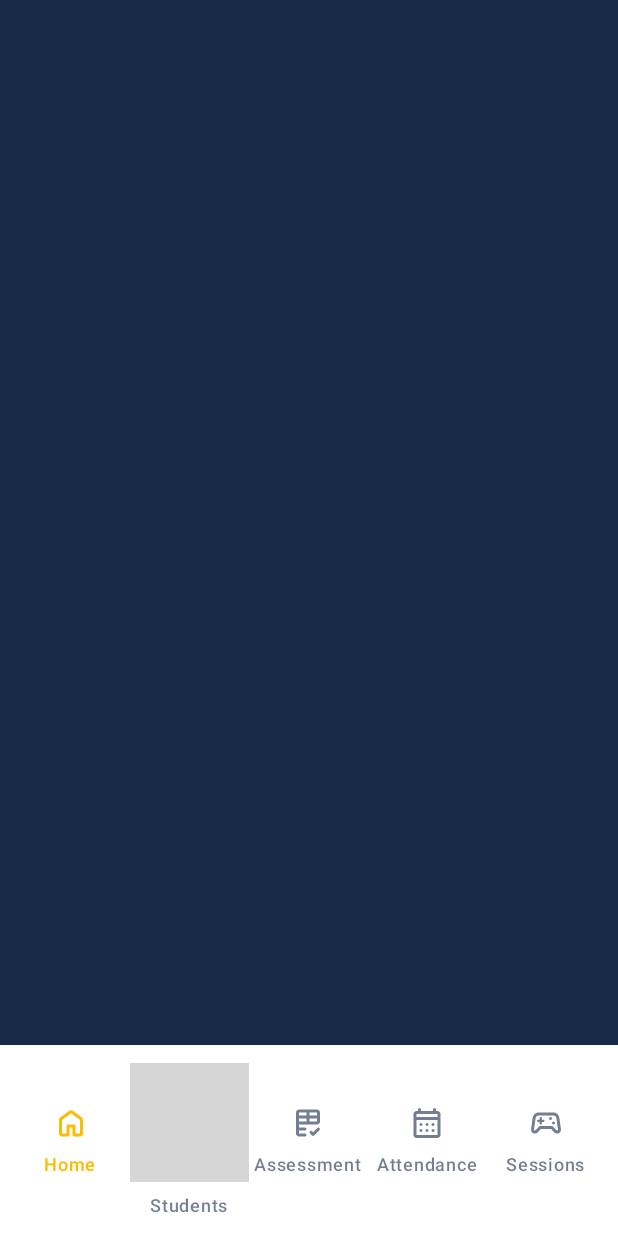
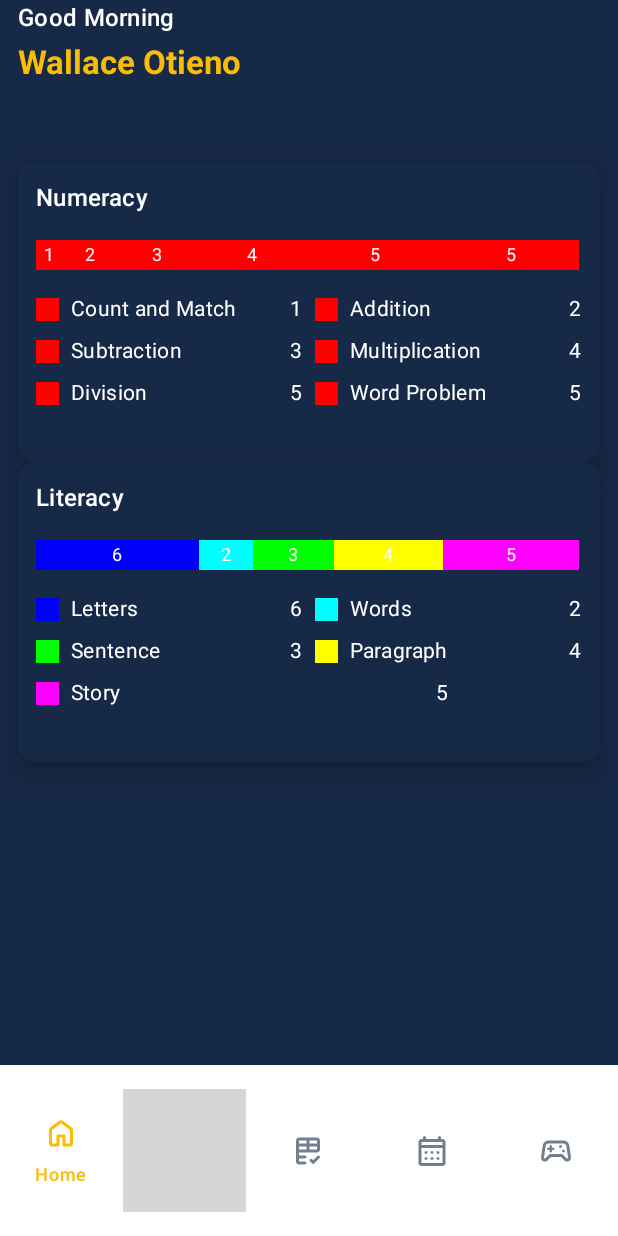
Before and after one commit to Nyansapo-AI/Nyansapo-Teaching, an Android app built with Jetpack Compose: the screen it shows after launch (MainActivity), on a phone screen of 412 x 824 dp. Run offline under Robolectric (Android 15) with nearby library versions, the phone set to English and light mode, and no system bars; our stand-ins replace Firebase (no records; nobody signed in at launch, a user with empty details on screens opened directly); grey boxes are pictures that could not be loaded.

Commit message:
add Camp feature with state management, greeting logic, and UI components

```diff
--- a/app/build.gradle.kts
+++ b/app/build.gradle.kts
@@ -76,4 +76,7 @@ dependencies {
     //firebase
     implementation(platform(libs.firebase.bom))
     implementation(libs.firebase.auth)
+
+    //datetime
+    implementation (libs.kotlinx.datetime)
 }
--- a/app/src/main/java/com/nyansapoai/teaching/di/AppModules.kt
+++ b/app/src/main/java/com/nyansapoai/teaching/di/AppModules.kt
@@ -10,6 +10,7 @@ import com.nyansapoai.teaching.presentation.getStarted.GetStartedViewModel
 import com.nyansapoai.teaching.presentation.authentication.signIn.SignInViewModel
 import com.nyansapoai.teaching.presentation.authentication.otp.OTPViewModel
 import com.nyansapoai.teaching.presentation.home.HomeViewModel
+import com.nyansapoai.teaching.presentation.camps.CampViewModel
 
 val appModules = module {
 
@@ -18,6 +19,7 @@ val appModules = module {
     viewModelOf(::SignInViewModel)
     viewModelOf(::OTPViewModel)
     viewModelOf(::HomeViewModel)
+    viewModelOf(::CampViewModel)
 
 
     single<FirebaseAuth> {
--- a/app/src/main/java/com/nyansapoai/teaching/presentation/camps/Camp.kt
+++ b/app/src/main/java/com/nyansapoai/teaching/presentation/camps/Camp.kt
@@ -1,8 +1,22 @@
 package com.nyansapoai.teaching.presentation.camps
 
+import androidx.compose.foundation.layout.Arrangement
+import androidx.compose.foundation.layout.Column
+import androidx.compose.foundation.layout.Row
+import androidx.compose.foundation.layout.fillMaxSize
+import androidx.compose.foundation.layout.fillMaxWidth
+import androidx.compose.foundation.layout.padding
+import androidx.compose.foundation.lazy.LazyColumn
+import androidx.compose.material3.MaterialTheme
+import androidx.compose.material3.Text
 import androidx.compose.runtime.Composable
 import androidx.compose.runtime.getValue
+import androidx.compose.ui.Alignment
+import androidx.compose.ui.Modifier
+import androidx.compose.ui.text.font.FontWeight
+import androidx.compose.ui.unit.dp
 import androidx.lifecycle.compose.collectAsStateWithLifecycle
+import com.nyansapoai.teaching.presentation.camps.components.LearningLevelItem
 import org.koin.androidx.compose.koinViewModel
 
 @Composable
@@ -22,5 +36,53 @@ fun CampScreen(
     state: CampState,
     onAction: (CampAction) -> Unit,
 ) {
+    LazyColumn(
+        verticalArrangement = Arrangement.spacedBy(24.dp),
+        modifier = Modifier
+            .fillMaxSize()
+            .padding(horizontal = 12.dp)
+    ) {
+        item{
+            Row(
+                verticalAlignment = Alignment.CenterVertically,
+                horizontalArrangement = Arrangement.SpaceBetween,
+                modifier = Modifier
+                    .fillMaxWidth()
+            ) {
+                Column(
+                    verticalArrangement = Arrangement.spacedBy(4.dp)
+                ) {
+                    Text(
+                        text = state.greeting,
+                        style = MaterialTheme.typography.titleMedium
+                    )
+
+                    Text(
+                        text = "Wallace Otieno",
+                        style = MaterialTheme.typography.titleLarge,
+                        color = MaterialTheme.colorScheme.secondary,
+                        fontWeight = FontWeight.Bold
+                    )
+                }
+            }
+        }
+
+
+        item {
+            Column {
+                Text(
+                    text = state.camp.name,
+                    style = MaterialTheme.typography.titleLarge,
+                    fontWeight = FontWeight.Bold
+                )
+
+                state.camp.learning_level_description.forEach {
+                    LearningLevelItem(
+                        levelDescription = it
+                    )
+                }
+            }
+        }
+    }
 
 }
--- a/app/src/main/java/com/nyansapoai/teaching/presentation/camps/CampState.kt
+++ b/app/src/main/java/com/nyansapoai/teaching/presentation/camps/CampState.kt
@@ -1,6 +1,53 @@
 package com.nyansapoai.teaching.presentation.camps
 
+import androidx.compose.ui.graphics.Color
+import androidx.compose.ui.unit.Dp
+import androidx.compose.ui.unit.dp
+
 data class CampState(
-    val paramOne: String = "default",
-    val paramTwo: List<String> = emptyList(),
+    val greeting: String = "Good Morning",
+    val camp: Camp = Camp()
 )
+
+data class Camp(
+    val id: String = "",
+    val name: String = "",
+    val learning_level_description: List<LearningLevelDescription> = listOf(
+        LearningLevelDescription(
+            type = "Numeracy",
+            totalStudents = 20,
+            data = listOf(
+                Level("Count and Match", 1),
+                Level("Addition", 2),
+                Level("Subtraction", 3),
+                Level("Multiplication", 4),
+                Level("Division", 5),
+                Level("Word Problem", 5),
+            )
+        ),
+        LearningLevelDescription(
+            type = "Literacy",
+            totalStudents = 20,
+            data = listOf(
+                Level("Letters", 6, Color.Blue),
+                Level("Words", 2, Color.Cyan),
+                Level("Sentence", 3, Color.Green),
+                Level("Paragraph", 4, Color.Yellow),
+                Level("Story", 5, Color.Magenta),
+            )
+        ),
+    ),
+)
+
+
+data class LearningLevelDescription(
+    val type: String = "",
+    val totalStudents: Int = 0,
+    val data: List<Level> =  emptyList()
+)
+
+data class Level(
+    val name: String = "",
+    val value: Int = 0,
+    val color: Color = Color.Red
+)
--- a/app/src/main/java/com/nyansapoai/teaching/presentation/camps/CampViewModel.kt
+++ b/app/src/main/java/com/nyansapoai/teaching/presentation/camps/CampViewModel.kt
@@ -6,6 +6,10 @@ import kotlinx.coroutines.flow.MutableStateFlow
 import kotlinx.coroutines.flow.SharingStarted
 import kotlinx.coroutines.flow.onStart
 import kotlinx.coroutines.flow.stateIn
+import kotlinx.coroutines.flow.update
+import kotlinx.datetime.Clock
+import kotlinx.datetime.TimeZone
+import kotlinx.datetime.toLocalDateTime
 
 class CampViewModel : ViewModel() {
 
@@ -15,7 +19,10 @@ class CampViewModel : ViewModel() {
     val state = _state
         .onStart {
             if (!hasLoadedInitialData) {
-                /** Load initial data here **/
+                _state.update {
+                    it.copy(greeting = getTimeBasedGreeting())
+                }
+
                 hasLoadedInitialData = true
             }
         }
@@ -31,4 +38,17 @@ class CampViewModel : ViewModel() {
         }
     }
 
+
+    fun getTimeBasedGreeting(): String {
+        val currentDateTime = Clock.System.now().toLocalDateTime(TimeZone.currentSystemDefault())
+        val hourOfDay = currentDateTime.hour
+
+        return when {
+            hourOfDay < 12 -> "Good Morning"
+            hourOfDay < 17 -> "Good Afternoon"
+            hourOfDay < 21 -> "Good Evening"
+            else -> "Good Night"
+        }
+    }
+
 }
--- /dev/null
+++ b/app/src/main/java/com/nyansapoai/teaching/presentation/camps/components/LearningLevelItem.kt
@@ -0,0 +1,220 @@
+package com.nyansapoai.teaching.presentation.camps.components
+
+import android.util.Log
+import androidx.compose.foundation.BorderStroke
+import androidx.compose.foundation.background
+import androidx.compose.foundation.layout.Arrangement
+import androidx.compose.foundation.layout.Box
+import androidx.compose.foundation.layout.Column
+import androidx.compose.foundation.layout.FlowRow
+import androidx.compose.foundation.layout.Row
+import androidx.compose.foundation.layout.fillMaxWidth
+import androidx.compose.foundation.layout.height
+import androidx.compose.foundation.layout.heightIn
+import androidx.compose.foundation.layout.padding
+import androidx.compose.foundation.layout.size
+import androidx.compose.foundation.layout.width
+import androidx.compose.foundation.layout.widthIn
+import androidx.compose.foundation.shape.CircleShape
+import androidx.compose.material3.CardDefaults
+import androidx.compose.material3.ElevatedCard
+import androidx.compose.material3.MaterialTheme
+import androidx.compose.material3.OutlinedCard
+import androidx.compose.material3.Text
+import androidx.compose.material3.contentColorFor
+import androidx.compose.runtime.Composable
+import androidx.compose.runtime.getValue
+import androidx.compose.runtime.mutableIntStateOf
+import androidx.compose.runtime.mutableStateOf
+import androidx.compose.runtime.remember
+import androidx.compose.runtime.setValue
+import androidx.compose.ui.Alignment
+import androidx.compose.ui.Modifier
+import androidx.compose.ui.draw.clip
+import androidx.compose.ui.graphics.Color
+import androidx.compose.ui.graphics.RectangleShape
+import androidx.compose.ui.layout.Layout
+import androidx.compose.ui.layout.onSizeChanged
+import androidx.compose.ui.tooling.preview.Preview
+import androidx.compose.ui.unit.dp
+import com.nyansapoai.teaching.presentation.camps.LearningLevelDescription
+import com.nyansapoai.teaching.presentation.camps.Level
+
+@Composable
+fun LearningLevelItem(
+    modifier: Modifier = Modifier,
+    levelDescription: LearningLevelDescription
+) {
+    var containerWidth by remember { mutableIntStateOf(0) }
+    val availableWidth = (containerWidth - 24).coerceAtLeast(0)
+
+    ElevatedCard(
+        colors = CardDefaults.outlinedCardColors(
+            containerColor = MaterialTheme.colorScheme.primary
+        ),
+        elevation = CardDefaults.cardElevation(
+            defaultElevation = 12.dp
+        ),
+        modifier = modifier
+            .onSizeChanged { size ->
+                containerWidth = size.width
+            }
+            .heightIn(min = 200.dp)
+    ) {
+        Column(
+            verticalArrangement = Arrangement.spacedBy(16.dp),
+            modifier = Modifier.padding(12.dp)
+        ) {
+            Text(
+                text = levelDescription.type,
+                style = MaterialTheme.typography.titleMedium,
+            )
+
+            Box(modifier = Modifier.fillMaxWidth()) {
+
+                /*
+                Row(
+                    verticalAlignment = Alignment.CenterVertically,
+                    modifier = Modifier.fillMaxWidth()
+                ) {
+                    levelDescription.data.forEach { level ->
+                        val levelWidth = if (levelDescription.totalStudents > 0) {
+                            ((level.value.toFloat() * availableWidth) / levelDescription.totalStudents).dp
+                        } else {
+                            0.dp
+                        }
+
+                        Log.d("Level Width", "Level: ${level.name}, Width: $levelWidth")
+
+                        Box(
+                            contentAlignment = Alignment.Center,
+                            modifier = Modifier
+                                .width(levelWidth)
+                                .background(level.color)
+                                .height(20.dp)
+                        ){
+                            if (levelWidth > 30.dp) {
+                                Text(
+                                    text = level.value.toString(),
+                                    style = MaterialTheme.typography.bodySmall,
+                                    color = contentColorFor(level.color)
+                                )
+                            }
+                        }
+                    }
+                } */
+
+                Layout(
+                    content = {
+                        levelDescription.data.forEach { level ->
+                            Box(
+                                contentAlignment = Alignment.Center,
+                                modifier = Modifier
+                                    .background(level.color)
+                                    .height(20.dp)
+                            ) {
+                                Text(
+                                    text = level.value.toString(),
+                                    style = MaterialTheme.typography.bodySmall,
+                                    color = contentColorFor(level.color),
+                                    modifier = Modifier.padding(horizontal = 4.dp)
+                                )
+                            }
+                        }
+                    },
+                    modifier = Modifier.fillMaxWidth()
+                ) { measurables, constraints ->
+                    val totalStudents = levelDescription.totalStudents.coerceAtLeast(0)
+                    val totalWidth = constraints.maxWidth
+
+                    // Calculate width for each bar based on its value
+                    val placeables = measurables.mapIndexed { index, measurable ->
+                        val level = levelDescription.data[index]
+                        val barWidth = ((level.value.toFloat() * totalWidth) / totalStudents).toInt().coerceAtLeast(1)
+
+                        // Measure with exact width constraint
+                        measurable.measure(
+                            constraints.copy(
+                                minWidth = barWidth,
+                                maxWidth = barWidth
+                            )
+                        )
+                    }
+
+                    // Layout has height of tallest bar
+                    val height = placeables.maxOfOrNull { it.height } ?: 0
+
+                    layout(totalWidth, height) {
+                        var xPosition = 0
+
+                        placeables.forEach { placeable ->
+                            placeable.placeRelative(xPosition, 0)
+                            xPosition += placeable.width
+                        }
+                    }
+                }
+            }
+
+
+            FlowRow(
+                horizontalArrangement = Arrangement.spacedBy(8.dp),
+                verticalArrangement = Arrangement.spacedBy(8.dp),
+                maxItemsInEachRow = 2,
+                modifier = Modifier.fillMaxWidth()
+            ) {
+                levelDescription.data.forEach { level ->
+                    Row(
+                        verticalAlignment = Alignment.CenterVertically,
+                        horizontalArrangement = Arrangement.spacedBy(8.dp),
+                        modifier = Modifier
+                            .weight(1f, fill = false)
+                            .widthIn(max = (containerWidth / 2 - 16).dp)
+                    ) {
+                        Box(
+                            modifier = Modifier
+                                .size(15.dp)
+                                .clip(RectangleShape)
+                                .background(level.color)
+                        )
+
+                        Row(
+                            horizontalArrangement = Arrangement.SpaceBetween,
+                            verticalAlignment = Alignment.CenterVertically,
+                            modifier = Modifier.fillMaxWidth()
+                        ) {
+                            Text(
+                                text = level.name,
+                                style = MaterialTheme.typography.bodyMedium,
+                                color = MaterialTheme.colorScheme.onBackground
+                            )
+
+                            Text(
+                                text = level.value.toString(),
+                                style = MaterialTheme.typography.bodyMedium,
+                                color = MaterialTheme.colorScheme.onBackground
+                            )
+                        }
+                    }
+                }
+            }
+        }
+    }
+}
+
+@Preview(showBackground = true, showSystemUi = true)
+@Composable
+fun ItemUI(){
+    LearningLevelItem(
+        levelDescription = LearningLevelDescription(
+            type = "Literacy",
+            totalStudents = 15,
+            data = listOf(
+                Level("Letters", 1, Color.Blue),
+                Level("Words", 2, Color.Cyan),
+                Level("Sentence", 3, Color.Green),
+                Level("Paragraph", 4, Color.Yellow),
+                Level("Story", 5, Color.Magenta),
+            )
+        )
+    )
+}
--- /dev/null
+++ b/app/src/main/java/com/nyansapoai/teaching/presentation/common/components/getDeviceWidth.kt
@@ -0,0 +1,10 @@
+package com.nyansapoai.teaching.presentation.common.components
+
+import androidx.compose.runtime.Composable
+import androidx.compose.ui.platform.LocalConfiguration
+
+@Composable
+fun getDeviceWidth(): Int {
+    val configuration = LocalConfiguration.current
+    return configuration.screenWidthDp
+}
--- a/app/src/main/java/com/nyansapoai/teaching/presentation/home/Home.kt
+++ b/app/src/main/java/com/nyansapoai/teaching/presentation/home/Home.kt
@@ -28,6 +28,7 @@ import androidx.compose.ui.res.painterResource
 import androidx.compose.ui.unit.dp
 import androidx.lifecycle.compose.collectAsStateWithLifecycle
 import androidx.lifecycle.viewmodel.compose.viewModel
+import com.nyansapoai.teaching.presentation.common.components.getDeviceWidth
 import com.nyansapoai.teaching.presentation.home.components.BottomNavigationItem
 import org.koin.androidx.compose.koinViewModel
 
@@ -48,13 +49,12 @@ fun HomeScreen(
     state: HomeState,
     onAction: (HomeAction) -> Unit,
 ) {
+
+
+    val deviceWidth = getDeviceWidth()
+
     Scaffold(
         bottomBar = {
-            /*
-            BottomAppBar(
-                containerColor = MaterialTheme.colorScheme.onPrimary
-            ) {
-            }*/
 
             Row(
                 verticalAlignment = Alignment.CenterVertically,
@@ -62,7 +62,6 @@ fun HomeScreen(
                 modifier = Modifier
                     .fillMaxWidth()
                     .background(MaterialTheme.colorScheme.onPrimary)
-                    .padding(8.dp)
             ) {
                 BottomNavigationItem.appBottomNavItems.forEach { item ->
                     NavigationBarItem(
@@ -86,7 +85,7 @@ fun HomeScreen(
                                     },
                             )
                         },
-                        alwaysShowLabel = true,
+                        alwaysShowLabel = deviceWidth > 420,
                         icon = {
                             Icon(
                                 painter = painterResource(item.icon),
@@ -112,7 +111,7 @@ fun HomeScreen(
                 .fillMaxSize()
                 .padding(innerPadding)
         ){
-
+            state.currentNavigationItem.screen()
         }
     }
 
--- a/app/src/main/java/com/nyansapoai/teaching/presentation/home/HomeState.kt
+++ b/app/src/main/java/com/nyansapoai/teaching/presentation/home/HomeState.kt
@@ -3,5 +3,6 @@ package com.nyansapoai.teaching.presentation.home
 import com.nyansapoai.teaching.presentation.home.components.BottomNavigationItem
 
 data class HomeState(
-    val currentNavigationItem: BottomNavigationItem = BottomNavigationItem.appBottomNavItems[0]
+    val currentNavigationItem: BottomNavigationItem = BottomNavigationItem.appBottomNavItems[0],
+    val greeting: String = "Good Morning",
 )
--- a/app/src/main/java/com/nyansapoai/teaching/presentation/home/HomeViewModel.kt
+++ b/app/src/main/java/com/nyansapoai/teaching/presentation/home/HomeViewModel.kt
@@ -7,6 +7,9 @@ import kotlinx.coroutines.flow.SharingStarted
 import kotlinx.coroutines.flow.onStart
 import kotlinx.coroutines.flow.stateIn
 import kotlinx.coroutines.flow.update
+import kotlinx.datetime.Clock
+import kotlinx.datetime.TimeZone
+import kotlinx.datetime.toLocalDateTime
 
 class HomeViewModel : ViewModel() {
 
@@ -16,7 +19,6 @@ class HomeViewModel : ViewModel() {
     val state = _state
         .onStart {
             if (!hasLoadedInitialData) {
-                /** Load initial data here **/
                 hasLoadedInitialData = true
             }
         }
@@ -34,4 +36,6 @@ class HomeViewModel : ViewModel() {
         }
     }
 
+
+
 }
--- a/app/src/main/java/com/nyansapoai/teaching/presentation/home/components/BottomNavigationItem.kt
+++ b/app/src/main/java/com/nyansapoai/teaching/presentation/home/components/BottomNavigationItem.kt
@@ -9,7 +9,7 @@ import com.nyansapoai.teaching.presentation.camps.CampRoot
 data class BottomNavigationItem(
     val title: String,
     @DrawableRes val icon: Int,
-    val screen: @Composable (Dp) -> Unit,
+    val screen: @Composable () -> Unit,
 ) {
     companion object {
         val appBottomNavItems = listOf(
--- a/app/src/main/res/values/strings.xml
+++ b/app/src/main/res/values/strings.xml
@@ -9,6 +9,10 @@
     <string name="privacy_policy">Privacy Policy</string>
     <string name="cancel">Cancel</string>
     <string name="next">Next</string>
+    <string name="good_morning">Good Morning,</string>
+    <string name="good_afternoon">Good Afternoon,</string>
+    <string name="good_evening">Good Evening,</string>
+    <string name="good_night">Good Night,</string>
 
     <!--Get Started -->
     <string name="get_started">Get Started</string>
--- a/gradle/libs.versions.toml
+++ b/gradle/libs.versions.toml
@@ -6,6 +6,7 @@ coreKtx = "1.16.0"
 junit = "4.13.2"
 junitVersion = "1.2.1"
 espressoCore = "3.6.1"
+kotlinxDatetime = "0.4.1"
 lifecycleRuntimeKtx = "2.9.0"
 activityCompose = "1.10.1"
     koinAndroid = "4.0.2"
@@ -42,6 +43,7 @@ koin-androidx-compose = { module = "io.insert-koin:koin-androidx-compose", versi
 koin-test-junit4 = { module = "io.insert-koin:koin-test-junit4", version.ref = "koinTestJunit4" }
 
 androidx-navigation-compose = { module = "androidx.navigation:navigation-compose", version.ref = "navigationCompose" }
+kotlinx-datetime = { module = "org.jetbrains.kotlinx:kotlinx-datetime", version.ref = "kotlinxDatetime" }
 kotlinx-serialization-json = { module = "org.jetbrains.kotlinx:kotlinx-serialization-json", version.ref = "kotlinxSerializationJson" }
     firebase-analytics = { group = "com.google.firebase", name = "firebase-analytics", version.ref = "firebaseAnalytics" }
 
```
